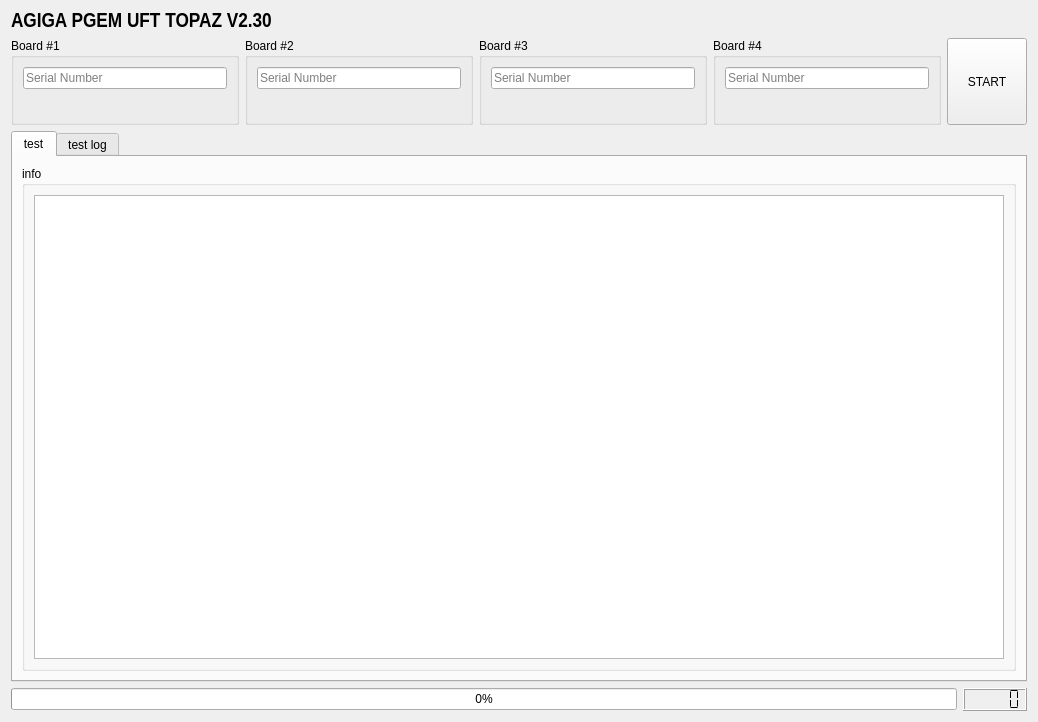
The window that src/UFT_GUI/UFT_Ui.ui (hardanimal/UFT_Topaz) describes before a commit, drawn with Qt 5.
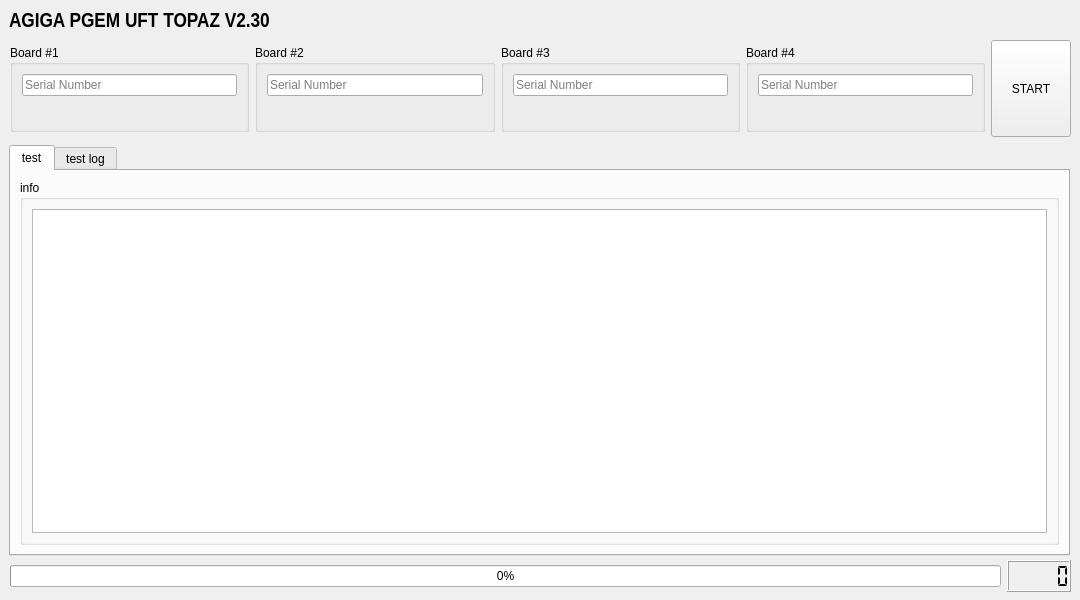
The same window after the commit.

What changed in the file:
```diff
--- a/src/UFT_GUI/UFT_Ui.ui
+++ b/src/UFT_GUI/UFT_Ui.ui
@@ -6,223 +6,34 @@
    <rect>
     <x>0</x>
     <y>0</y>
-    <width>1036</width>
-    <height>722</height>
+    <width>1080</width>
+    <height>600</height>
    </rect>
   </property>
   <property name="minimumSize">
    <size>
     <width>0</width>
-    <height>722</height>
+    <height>550</height>
    </size>
   </property>
   <property name="windowTitle">
    <string>AGIGA-UFT-TEST</string>
   </property>
-  <layout class="QGridLayout" name="gridLayout">
-   <item row="1" column="0">
-    <layout class="QHBoxLayout" name="horizontalLayout">
-     <item>
-      <widget class="QGroupBox" name="groupBox_1">
-       <property name="sizePolicy">
-        <sizepolicy hsizetype="Preferred" vsizetype="Fixed">
-         <horstretch>0</horstretch>
-         <verstretch>0</verstretch>
-        </sizepolicy>
-       </property>
-       <property name="title">
-        <string>Board #1</string>
-       </property>
-       <layout class="QVBoxLayout" name="verticalLayout">
-        <item>
-         <widget class="QLineEdit" name="sn_lineEdit_1">
-          <property name="acceptDrops">
-           <bool>true</bool>
-          </property>
-          <property name="text">
-           <string/>
-          </property>
-          <property name="maxLength">
-           <number>33</number>
-          </property>
-          <property name="placeholderText">
-           <string>Serial Number</string>
-          </property>
-         </widget>
-        </item>
-        <item>
-         <widget class="QLabel" name="label_1">
-          <property name="font">
-           <font>
-            <pointsize>12</pointsize>
-           </font>
-          </property>
-          <property name="text">
-           <string/>
-          </property>
-         </widget>
-        </item>
-       </layout>
-      </widget>
-     </item>
-     <item>
-      <widget class="QGroupBox" name="groupBox_2">
-       <property name="sizePolicy">
-        <sizepolicy hsizetype="Preferred" vsizetype="Fixed">
-         <horstretch>0</horstretch>
-         <verstretch>0</verstretch>
-        </sizepolicy>
-       </property>
-       <property name="title">
-        <string>Board #2</string>
-       </property>
-       <layout class="QVBoxLayout" name="verticalLayout_9">
-        <item>
-         <widget class="QLineEdit" name="sn_lineEdit_2">
-          <property name="maxLength">
-           <number>33</number>
-          </property>
-          <property name="placeholderText">
-           <string>Serial Number</string>
-          </property>
-         </widget>
-        </item>
-        <item>
-         <widget class="QLabel" name="label_2">
-          <property name="font">
-           <font>
-            <pointsize>12</pointsize>
-           </font>
-          </property>
-          <property name="text">
-           <string/>
-          </property>
-         </widget>
-        </item>
-       </layout>
-      </widget>
-     </item>
-     <item>
-      <widget class="QGroupBox" name="groupBox_3">
-       <property name="sizePolicy">
-        <sizepolicy hsizetype="Preferred" vsizetype="Fixed">
-         <horstretch>0</horstretch>
-         <verstretch>0</verstretch>
-        </sizepolicy>
-       </property>
-       <property name="title">
-        <string>Board #3</string>
-       </property>
-       <layout class="QVBoxLayout" name="verticalLayout_8">
-        <item>
-         <widget class="QLineEdit" name="sn_lineEdit_3">
-          <property name="maxLength">
-           <number>33</number>
-          </property>
-          <property name="placeholderText">
-           <string>Serial Number</string>
-          </property>
-         </widget>
-        </item>
-        <item>
-         <widget class="QLabel" name="label_3">
-          <property name="font">
-           <font>
-            <pointsize>12</pointsize>
-           </font>
-          </property>
-          <property name="text">
-           <string/>
-          </property>
-         </widget>
-        </item>
-       </layout>
-      </widget>
-     </item>
-     <item>
-      <widget class="QGroupBox" name="groupBox_4">
-       <property name="sizePolicy">
-        <sizepolicy hsizetype="Preferred" vsizetype="Fixed">
-         <horstretch>0</horstretch>
-         <verstretch>0</verstretch>
-        </sizepolicy>
-       </property>
-       <property name="title">
-        <string>Board #4</string>
-       </property>
-       <layout class="QVBoxLayout" name="verticalLayout_7">
-        <item>
-         <widget class="QLineEdit" name="sn_lineEdit_4">
-          <property name="maxLength">
-           <number>33</number>
-          </property>
-          <property name="placeholderText">
-           <string>Serial Number</string>
-          </property>
-         </widget>
-        </item>
-        <item>
-         <widget class="QLabel" name="label_4">
-          <property name="font">
-           <font>
-            <pointsize>12</pointsize>
-           </font>
-          </property>
-          <property name="text">
-           <string/>
-          </property>
-         </widget>
-        </item>
-       </layout>
-      </widget>
-     </item>
-     <item>
-      <widget class="QPushButton" name="start_pushButton">
-       <property name="sizePolicy">
-        <sizepolicy hsizetype="Fixed" vsizetype="Minimum">
-         <horstretch>0</horstretch>
-         <verstretch>0</verstretch>
-        </sizepolicy>
-       </property>
-       <property name="text">
-        <string>START</string>
-       </property>
-      </widget>
-     </item>
-    </layout>
-   </item>
-   <item row="3" column="0">
-    <layout class="QHBoxLayout" name="horizontalLayout_4">
-     <item>
-      <widget class="QProgressBar" name="progressBar">
-       <property name="enabled">
-        <bool>true</bool>
-       </property>
-       <property name="value">
-        <number>0</number>
-       </property>
-       <property name="textVisible">
-        <bool>true</bool>
-       </property>
-      </widget>
-     </item>
-     <item>
-      <widget class="QLCDNumber" name="lcdNumber">
-       <property name="smallDecimalPoint">
-        <bool>false</bool>
-       </property>
-       <property name="segmentStyle">
-        <enum>QLCDNumber::Flat</enum>
-       </property>
-       <property name="intValue" stdset="0">
-        <number>0</number>
-       </property>
-      </widget>
-     </item>
-    </layout>
-   </item>
-   <item row="0" column="0">
     <widget class="QLabel" name="title_label">
+   <property name="geometry">
+    <rect>
+     <x>9</x>
+     <y>9</y>
+     <width>261</width>
+     <height>25</height>
+    </rect>
+   </property>
+   <property name="sizePolicy">
+    <sizepolicy hsizetype="Preferred" vsizetype="Preferred">
+     <horstretch>0</horstretch>
+     <verstretch>0</verstretch>
+    </sizepolicy>
+   </property>
      <property name="font">
       <font>
        <family>Arial Narrow</family>
@@ -242,9 +53,21 @@
       <enum>Qt::AutoText</enum>
      </property>
     </widget>
-   </item>
-   <item row="2" column="0">
     <widget class="QTabWidget" name="tabWidget">
+   <property name="geometry">
+    <rect>
+     <x>9</x>
+     <y>145</y>
+     <width>1061</width>
+     <height>411</height>
+    </rect>
+   </property>
+   <property name="sizePolicy">
+    <sizepolicy hsizetype="Preferred" vsizetype="Preferred">
+     <horstretch>0</horstretch>
+     <verstretch>0</verstretch>
+    </sizepolicy>
+   </property>
      <property name="currentIndex">
       <number>0</number>
      </property>
@@ -364,8 +187,223 @@
       </layout>
      </widget>
     </widget>
-   </item>
-  </layout>
+  <widget class="QWidget" name="layoutWidget">
+   <property name="geometry">
+    <rect>
+     <x>10</x>
+     <y>40</y>
+     <width>1061</width>
+     <height>97</height>
+    </rect>
+   </property>
+   <layout class="QHBoxLayout" name="horizontalLayout">
+    <item>
+     <widget class="QGroupBox" name="groupBox_1">
+      <property name="sizePolicy">
+       <sizepolicy hsizetype="Preferred" vsizetype="Fixed">
+        <horstretch>0</horstretch>
+        <verstretch>0</verstretch>
+       </sizepolicy>
+      </property>
+      <property name="title">
+       <string>Board #1</string>
+      </property>
+      <layout class="QVBoxLayout" name="verticalLayout">
+       <item>
+        <widget class="QLineEdit" name="sn_lineEdit_1">
+         <property name="acceptDrops">
+          <bool>true</bool>
+         </property>
+         <property name="text">
+          <string/>
+         </property>
+         <property name="maxLength">
+          <number>33</number>
+         </property>
+         <property name="placeholderText">
+          <string>Serial Number</string>
+         </property>
+        </widget>
+       </item>
+       <item>
+        <widget class="QLabel" name="label_1">
+         <property name="font">
+          <font>
+           <pointsize>12</pointsize>
+          </font>
+         </property>
+         <property name="text">
+          <string/>
+         </property>
+        </widget>
+       </item>
+      </layout>
+     </widget>
+    </item>
+    <item>
+     <widget class="QGroupBox" name="groupBox_2">
+      <property name="sizePolicy">
+       <sizepolicy hsizetype="Preferred" vsizetype="Fixed">
+        <horstretch>0</horstretch>
+        <verstretch>0</verstretch>
+       </sizepolicy>
+      </property>
+      <property name="title">
+       <string>Board #2</string>
+      </property>
+      <layout class="QVBoxLayout" name="verticalLayout_9">
+       <item>
+        <widget class="QLineEdit" name="sn_lineEdit_2">
+         <property name="maxLength">
+          <number>33</number>
+         </property>
+         <property name="placeholderText">
+          <string>Serial Number</string>
+         </property>
+        </widget>
+       </item>
+       <item>
+        <widget class="QLabel" name="label_2">
+         <property name="font">
+          <font>
+           <pointsize>12</pointsize>
+          </font>
+         </property>
+         <property name="text">
+          <string/>
+         </property>
+        </widget>
+       </item>
+      </layout>
+     </widget>
+    </item>
+    <item>
+     <widget class="QGroupBox" name="groupBox_3">
+      <property name="sizePolicy">
+       <sizepolicy hsizetype="Preferred" vsizetype="Fixed">
+        <horstretch>0</horstretch>
+        <verstretch>0</verstretch>
+       </sizepolicy>
+      </property>
+      <property name="title">
+       <string>Board #3</string>
+      </property>
+      <layout class="QVBoxLayout" name="verticalLayout_8">
+       <item>
+        <widget class="QLineEdit" name="sn_lineEdit_3">
+         <property name="maxLength">
+          <number>33</number>
+         </property>
+         <property name="placeholderText">
+          <string>Serial Number</string>
+         </property>
+        </widget>
+       </item>
+       <item>
+        <widget class="QLabel" name="label_3">
+         <property name="font">
+          <font>
+           <pointsize>12</pointsize>
+          </font>
+         </property>
+         <property name="text">
+          <string/>
+         </property>
+        </widget>
+       </item>
+      </layout>
+     </widget>
+    </item>
+    <item>
+     <widget class="QGroupBox" name="groupBox_4">
+      <property name="sizePolicy">
+       <sizepolicy hsizetype="Preferred" vsizetype="Fixed">
+        <horstretch>0</horstretch>
+        <verstretch>0</verstretch>
+       </sizepolicy>
+      </property>
+      <property name="title">
+       <string>Board #4</string>
+      </property>
+      <layout class="QVBoxLayout" name="verticalLayout_7">
+       <item>
+        <widget class="QLineEdit" name="sn_lineEdit_4">
+         <property name="maxLength">
+          <number>33</number>
+         </property>
+         <property name="placeholderText">
+          <string>Serial Number</string>
+         </property>
+        </widget>
+       </item>
+       <item>
+        <widget class="QLabel" name="label_4">
+         <property name="font">
+          <font>
+           <pointsize>12</pointsize>
+          </font>
+         </property>
+         <property name="text">
+          <string/>
+         </property>
+        </widget>
+       </item>
+      </layout>
+     </widget>
+    </item>
+    <item>
+     <widget class="QPushButton" name="start_pushButton">
+      <property name="sizePolicy">
+       <sizepolicy hsizetype="Fixed" vsizetype="Minimum">
+        <horstretch>0</horstretch>
+        <verstretch>0</verstretch>
+       </sizepolicy>
+      </property>
+      <property name="text">
+       <string>START</string>
+      </property>
+     </widget>
+    </item>
+   </layout>
+  </widget>
+  <widget class="QWidget" name="layoutWidget">
+   <property name="geometry">
+    <rect>
+     <x>10</x>
+     <y>560</y>
+     <width>1061</width>
+     <height>32</height>
+    </rect>
+   </property>
+   <layout class="QHBoxLayout" name="horizontalLayout_4">
+    <item>
+     <widget class="QProgressBar" name="progressBar">
+      <property name="enabled">
+       <bool>true</bool>
+      </property>
+      <property name="value">
+       <number>0</number>
+      </property>
+      <property name="textVisible">
+       <bool>true</bool>
+      </property>
+     </widget>
+    </item>
+    <item>
+     <widget class="QLCDNumber" name="lcdNumber">
+      <property name="smallDecimalPoint">
+       <bool>false</bool>
+      </property>
+      <property name="segmentStyle">
+       <enum>QLCDNumber::Flat</enum>
+      </property>
+      <property name="intValue" stdset="0">
+       <number>0</number>
+      </property>
+     </widget>
+    </item>
+   </layout>
+  </widget>
  </widget>
  <resources/>
  <connections>
```
Lines whose indentation alone changed are shown as unchanged.
